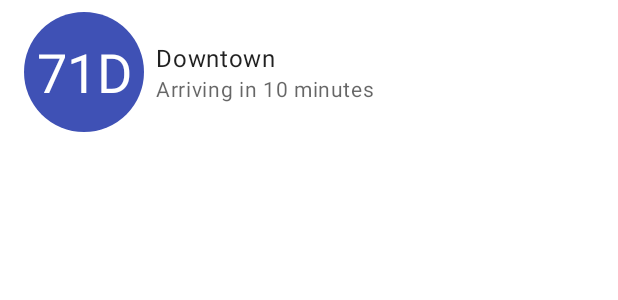
After one commit to tjmadonna/BusWatch, an Android app: the layout list_item_predictions.xml on its own in the app's theme, with its tools: preview values and no code run, on a phone screen of 412 x 824 dp. The commit adds this screen. Shown: the top 300 px of the screen. Run offline under Robolectric (Android 15) with nearby library versions, the phone set to English and light mode, and no system bars.

Commit message:
Added PredictionFragment

```diff
--- /dev/null
+++ b/app/src/main/res/layout/list_item_predictions.xml
@@ -0,0 +1,66 @@
+<?xml version="1.0" encoding="utf-8"?>
+<androidx.constraintlayout.widget.ConstraintLayout xmlns:android="http://schemas.android.com/apk/res/android"
+    xmlns:app="http://schemas.android.com/apk/res-auto"
+    xmlns:tools="http://schemas.android.com/tools"
+    android:layout_width="match_parent"
+    android:layout_height="wrap_content"
+    android:background="?selectableItemBackground"
+    android:clickable="true"
+    android:focusable="true"
+    android:paddingStart="16dp"
+    android:paddingLeft="16dp"
+    android:paddingTop="8dp"
+    android:paddingEnd="16dp"
+    android:paddingRight="16dp"
+    android:paddingBottom="8dp">
+
+    <com.madonnaapps.buswatch.ui.common.widgets.CircleTextView
+        android:id="@+id/text_predictions_item_route"
+        style="@style/TextAppearance.ListItemIcon"
+        android:layout_width="80dp"
+        android:layout_height="0dp"
+        android:gravity="center"
+        android:padding="2dp"
+        app:circleColor="@color/colorPrimary"
+        app:layout_constraintBottom_toBottomOf="parent"
+        app:layout_constraintDimensionRatio="V,1:1"
+        app:layout_constraintStart_toStartOf="parent"
+        app:layout_constraintTop_toTopOf="parent"
+        tools:text="71D" />
+
+    <LinearLayout
+        android:layout_width="0dp"
+        android:layout_height="wrap_content"
+        android:orientation="vertical"
+        app:layout_constraintBottom_toBottomOf="parent"
+        app:layout_constraintEnd_toEndOf="parent"
+        app:layout_constraintStart_toEndOf="@id/text_predictions_item_route"
+        app:layout_constraintTop_toTopOf="parent">
+
+        <TextView
+            android:id="@+id/text_predictions_item_destination"
+            style="@style/TextAppearance.ListItemPrimary"
+            android:layout_width="match_parent"
+            android:layout_height="wrap_content"
+            android:layout_marginStart="8dp"
+            android:layout_marginLeft="8dp"
+            app:layout_constraintBottom_toTopOf="@id/guideline"
+            app:layout_constraintEnd_toEndOf="parent"
+            app:layout_constraintStart_toEndOf="@id/text_favorites_item_icon"
+            tools:text="Downtown" />
+
+        <TextView
+            android:id="@+id/text_predictions_item_time"
+            style="@style/TextAppearance.ListItemSecondary"
+            android:layout_width="match_parent"
+            android:layout_height="wrap_content"
+            android:layout_marginStart="8dp"
+            android:layout_marginLeft="8dp"
+            app:layout_constraintEnd_toEndOf="parent"
+            app:layout_constraintStart_toEndOf="@id/text_favorites_item_icon"
+            app:layout_constraintTop_toBottomOf="@id/guideline"
+            tools:text="Arriving in 10 minutes" />
+
+    </LinearLayout>
+
+</androidx.constraintlayout.widget.ConstraintLayout>
--- a/app/src/main/res/values/dimens.xml
+++ b/app/src/main/res/values/dimens.xml
@@ -16,4 +16,5 @@
 
 <resources>
     <dimen name="fab_margin">16dp</dimen>
+    <dimen name="list_item_icon_text">36sp</dimen>
 </resources>
--- a/app/src/main/res/values/styles.xml
+++ b/app/src/main/res/values/styles.xml
@@ -47,6 +47,7 @@
 
     <style name="TextAppearance.ListItemIcon" parent="TextAppearance.MaterialComponents.Headline3">
         <item name="android:textColor">@android:color/white</item>
+        <item name="android:textSize">@dimen/list_item_icon_text</item>
     </style>
 
     <style name="TextAppearance.NavigationItem.Active" parent="TextAppearance.MaterialComponents.Body1">
```
Also changed, not shown: app/src/main/java/com/madonnaapps/buswatch/ui/predictions/PredictionsFragment.kt (added, +147 -0 lines), app/src/main/java/com/madonnaapps/buswatch/ui/predictions/PredictionsViewModel.kt (added, +141 -0 lines), app/src/main/java/com/madonnaapps/buswatch/ui/predictions/adapter/PredictionsAdapter.kt (added, +79 -0 lines), app/src/main/java/com/madonnaapps/buswatch/ui/predictions/contract/PredictionsContract.kt (added, +15 -0 lines), app/src/main/java/com/madonnaapps/buswatch/ui/predictions/mapper/PredictionMapper.kt (added, +35 -0 lines), app/src/main/java/com/madonnaapps/buswatch/ui/predictions/model/PredictionItemViewModel.kt (added, +14 -0 lines), app/src/main/res/layout/fragment_predictions.xml (added, +54 -0 lines), app/src/main/res/values/strings.xml (+8 -3 lines).
